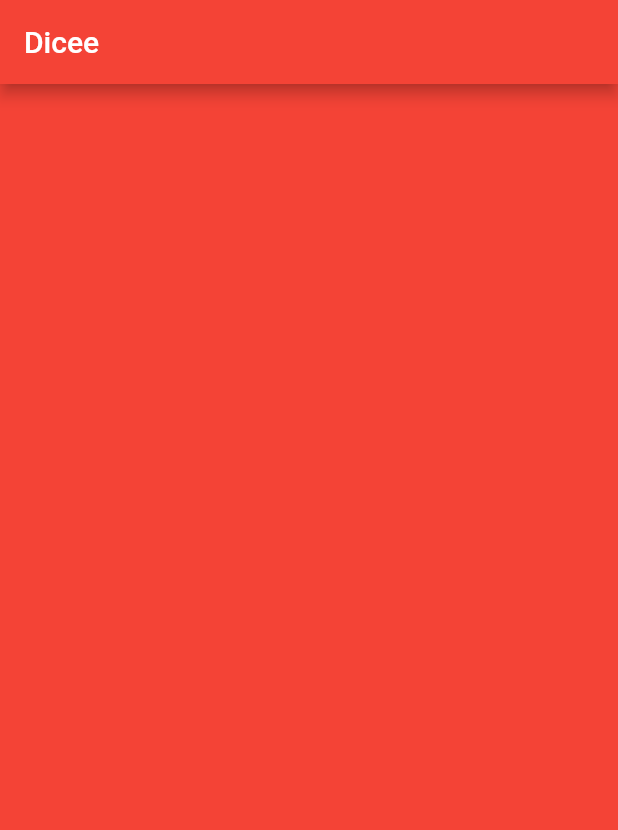
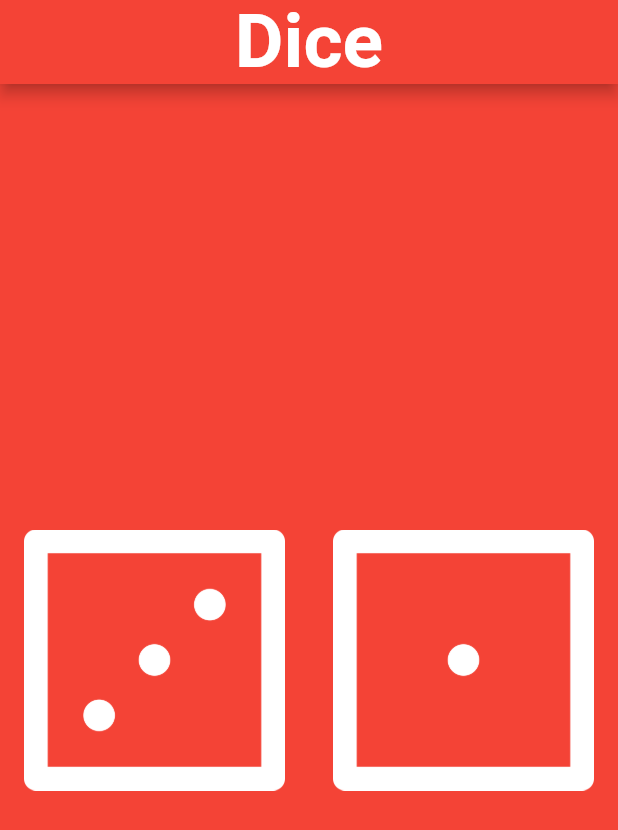
Before and after one commit to aaravchandra02/Flutter-Learning, a Flutter app: the screen it shows after launch, on a phone screen of 412 x 824 dp. Shown: the top 830 px of the screen. Run offline on Flutter 3.47's test engine with Material 2 defaults, Android fonts, the phone set to English and light mode, and no system bars; Roboto replaces fonts that are missing (Sacramento).

Commit message:
added the design of the app

```diff
--- a/Dice App/lib/main.dart
+++ b/Dice App/lib/main.dart
@@ -6,7 +6,16 @@ void main() {
       home: Scaffold(
         backgroundColor: Colors.red,
         appBar: AppBar(
-          title: Text('Dicee'),
+          centerTitle: true,
+          title: Text(
+            'Dice',
+            style: TextStyle(
+              color: Colors.white,
+              fontSize: 50.0,
+              fontWeight: FontWeight.bold,
+              fontFamily: 'Sacramento',
+            ),
+          ),
           backgroundColor: Colors.red,
         ),
         body: DicePage(),
@@ -18,6 +27,27 @@ void main() {
 class DicePage extends StatelessWidget {
   @override
   Widget build(BuildContext context) {
-    return Container();
+    return Center(
+      child: Row(
+        children: [
+          Expanded(
+              // flex property is used here to make this child twice than the other one.
+              // flex: 2,
+              child: Padding(
+            padding: const EdgeInsets.all(16.0),
+            child: Image.asset('images/dice3.png'),
+          )),
+          Expanded(
+            child: Padding(
+              padding: const EdgeInsets.all(16.0),
+              child: Image(
+                // to make the image adaptable we use 'Expanded' widget
+                image: AssetImage('images/dice1.png'),
+              ),
+            ),
+          )
+        ],
+      ),
+    );
   }
 }
```
